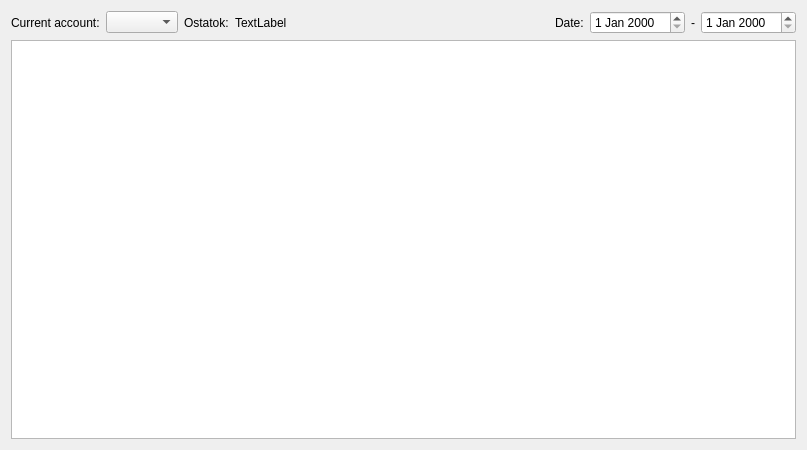
Qt form listoperations.ui (sergey196510/mycash) before a commit.
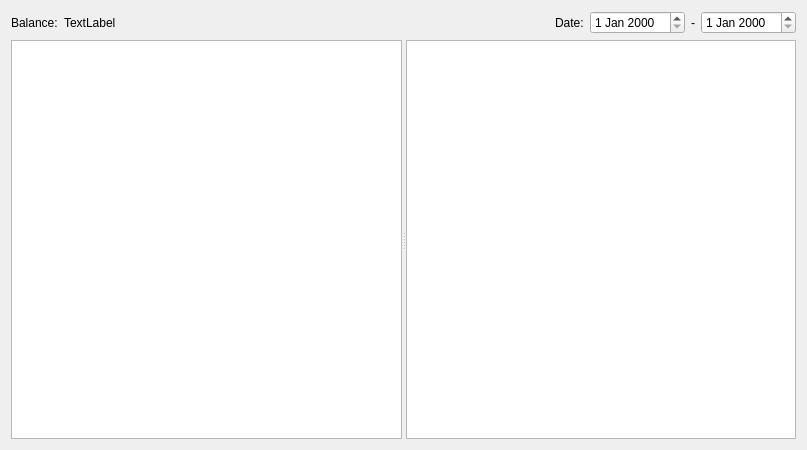
The same form after that commit. Custom widgets are drawn as their Qt base class.

```diff
--- a/listoperations.ui
+++ b/listoperations.ui
@@ -16,20 +16,10 @@
   <layout class="QVBoxLayout" name="verticalLayout">
    <item>
     <layout class="QHBoxLayout" name="horizontalLayout">
-     <item>
-      <widget class="QLabel" name="label_3">
-       <property name="text">
-        <string>Current account:</string>
-       </property>
-      </widget>
-     </item>
-     <item>
-      <widget class="AccountComboBox" name="accountcomboBox"/>
-     </item>
      <item>
       <widget class="QLabel" name="label_4">
        <property name="text">
-        <string>Ostatok:</string>
+        <string>Balance:</string>
        </property>
       </widget>
      </item>
@@ -76,7 +66,13 @@
     </layout>
    </item>
    <item>
-    <widget class="QTreeView" name="treeView"/>
+    <widget class="QSplitter" name="splitter">
+     <property name="orientation">
+      <enum>Qt::Horizontal</enum>
+     </property>
+     <widget class="accountsView" name="listAccounts"/>
+     <widget class="QTreeView" name="treeView"/>
+    </widget>
    </item>
   </layout>
  </widget>
@@ -87,9 +83,9 @@
    <header location="global">widgets/mydateedit.h</header>
   </customwidget>
   <customwidget>
-   <class>AccountComboBox</class>
-   <extends>QComboBox</extends>
-   <header location="global">widgets/accountcombobox.h</header>
+   <class>accountsView</class>
+   <extends>QTreeView</extends>
+   <header location="global">accountsview.h</header>
   </customwidget>
  </customwidgets>
  <resources/>
```
